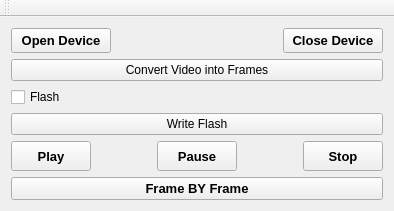
First picture: the form in mainwindow.ui, repository Goodjamp/softVideoHSUDB, before the edit.
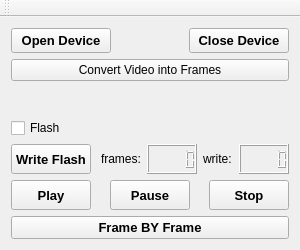
Second picture: the form after the edit.

Commit message: Added flash write and flash conyrol feature

```diff
--- a/mainwindow.ui
+++ b/mainwindow.ui
@@ -6,8 +6,8 @@
    <rect>
     <x>0</x>
     <y>0</y>
-    <width>394</width>
-    <height>210</height>
+    <width>300</width>
+    <height>250</height>
    </rect>
   </property>
   <property name="windowTitle">
@@ -129,11 +129,117 @@
      </layout>
     </item>
     <item>
-     <widget class="QPushButton" name="pushButtonWriteFlash">
-      <property name="text">
-       <string>Write Flash</string>
-      </property>
-     </widget>
+     <layout class="QHBoxLayout" name="horizontalLayout_2">
+      <item>
+       <widget class="QPushButton" name="pushButtonWriteFlash">
+        <property name="minimumSize">
+         <size>
+          <width>80</width>
+          <height>30</height>
+         </size>
+        </property>
+        <property name="maximumSize">
+         <size>
+          <width>80</width>
+          <height>30</height>
+         </size>
+        </property>
+        <property name="font">
+         <font>
+          <pointsize>10</pointsize>
+          <weight>75</weight>
+          <bold>true</bold>
+         </font>
+        </property>
+        <property name="text">
+         <string>Write Flash</string>
+        </property>
+       </widget>
+      </item>
+      <item>
+       <spacer name="horizontalSpacer_4">
+        <property name="orientation">
+         <enum>Qt::Horizontal</enum>
+        </property>
+        <property name="sizeHint" stdset="0">
+         <size>
+          <width>40</width>
+          <height>20</height>
+         </size>
+        </property>
+       </spacer>
+      </item>
+      <item>
+       <widget class="QLabel" name="label">
+        <property name="minimumSize">
+         <size>
+          <width>40</width>
+          <height>0</height>
+         </size>
+        </property>
+        <property name="maximumSize">
+         <size>
+          <width>40</width>
+          <height>16777215</height>
+         </size>
+        </property>
+        <property name="text">
+         <string>frames:</string>
+        </property>
+       </widget>
+      </item>
+      <item>
+       <widget class="QLCDNumber" name="lcdNumberTotalFrames">
+        <property name="minimumSize">
+         <size>
+          <width>50</width>
+          <height>0</height>
+         </size>
+        </property>
+        <property name="maximumSize">
+         <size>
+          <width>50</width>
+          <height>16777215</height>
+         </size>
+        </property>
+       </widget>
+      </item>
+      <item>
+       <widget class="QLabel" name="label_2">
+        <property name="minimumSize">
+         <size>
+          <width>30</width>
+          <height>0</height>
+         </size>
+        </property>
+        <property name="maximumSize">
+         <size>
+          <width>30</width>
+          <height>16777215</height>
+         </size>
+        </property>
+        <property name="text">
+         <string>write:</string>
+        </property>
+       </widget>
+      </item>
+      <item>
+       <widget class="QLCDNumber" name="lcdNumberFramesCmt">
+        <property name="minimumSize">
+         <size>
+          <width>50</width>
+          <height>0</height>
+         </size>
+        </property>
+        <property name="maximumSize">
+         <size>
+          <width>50</width>
+          <height>16777215</height>
+         </size>
+        </property>
+       </widget>
+      </item>
+     </layout>
     </item>
     <item>
      <layout class="QHBoxLayout" name="horizontalLayout_7">
```
The commit also changes 4 other files.
